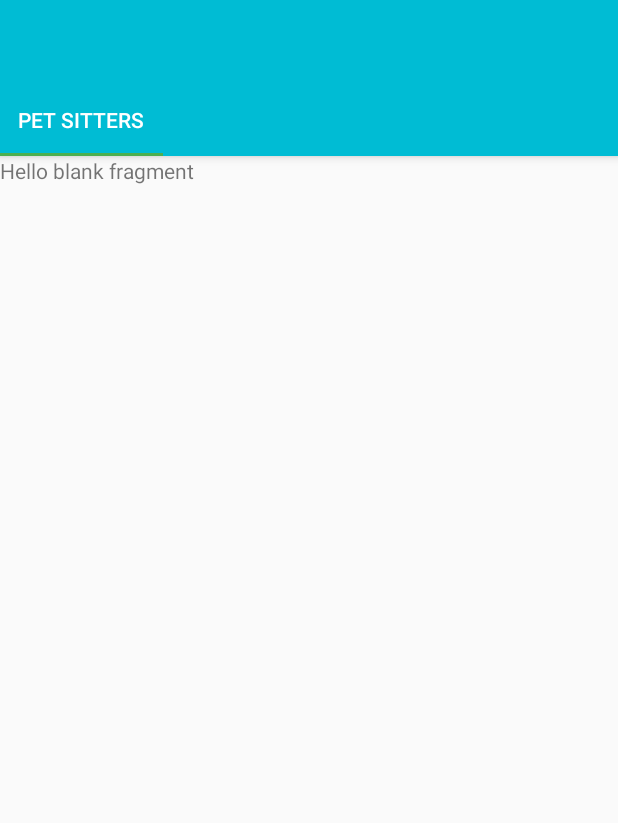
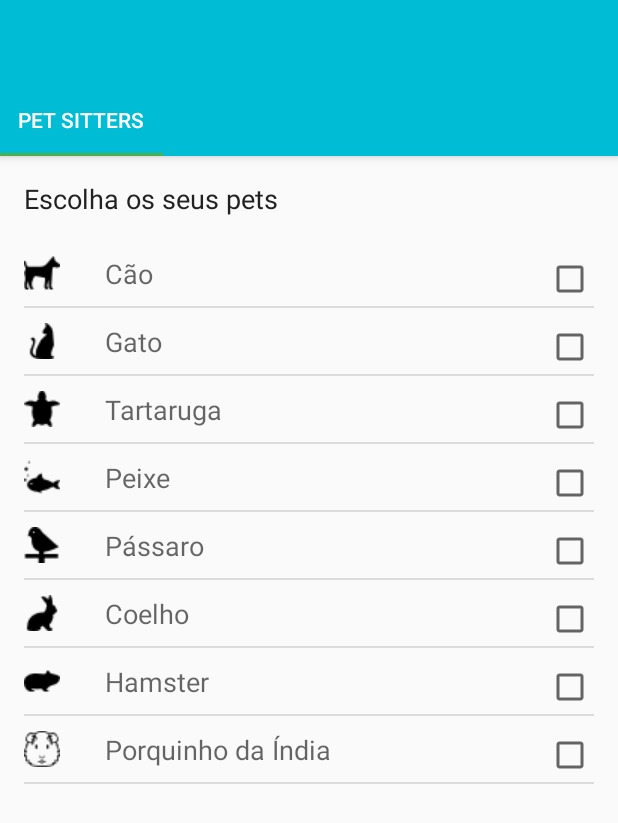
Before and after one commit to FihlaTV/PetSitter2, an Android app: the SittersFragment screen opened directly, with no data from a screen before it, on a phone screen of 412 x 824 dp. Shown: the top 823 px of the screen. Run offline under Robolectric (Android 15) with nearby library versions, the light colour scheme and no system bars; our stand-ins replace ButterKnife; libraries missing offline, so code that uses them is left out: io.realm; 6 statements that could not run were skipped.

Commit message:
Added items for RecyclerView search.

```diff
--- /dev/null
+++ b/app/src/main/java/com/zekisanmobile/petsitter2/adapter/AnimalAdapter.java
@@ -0,0 +1,77 @@
+package com.zekisanmobile.petsitter2.adapter;
+
+import android.content.Context;
+import android.support.v7.widget.RecyclerView;
+import android.view.LayoutInflater;
+import android.view.View;
+import android.view.ViewGroup;
+import android.widget.CheckBox;
+import android.widget.CompoundButton;
+import android.widget.ImageView;
+import android.widget.TextView;
+
+import com.zekisanmobile.petsitter2.R;
+import com.zekisanmobile.petsitter2.vo.SearchAnimalItem;
+
+import java.util.List;
+
+import butterknife.BindView;
+import butterknife.ButterKnife;
+
+public class AnimalAdapter extends RecyclerView.Adapter<AnimalAdapter.ViewHolder> {
+
+    private List<SearchAnimalItem> animals;
+
+    public AnimalAdapter(List<SearchAnimalItem> animals) {
+        this.animals = animals;
+    }
+
+    @Override
+    public ViewHolder onCreateViewHolder(ViewGroup parent, int viewType) {
+        View itemView = LayoutInflater.from(parent.getContext())
+                .inflate(R.layout.animal_for_search_row, parent, false);
+        return new ViewHolder(itemView);
+    }
+
+    @Override
+    public void onBindViewHolder(ViewHolder holder, final int position) {
+        SearchAnimalItem animal = animals.get(position);
+
+        Context context = holder.ivAnimalIcon.getContext();
+        int imageId = context.getResources()
+                .getIdentifier(animal.getIcon(), "drawable", context.getPackageName());
+
+        holder.ivAnimalIcon.setImageResource(imageId);
+        holder.tvAnimalName.setText(animal.getName());
+
+        holder.cbAnimal.setOnCheckedChangeListener(new CompoundButton.OnCheckedChangeListener() {
+            @Override
+            public void onCheckedChanged(CompoundButton buttonView, boolean isChecked) {
+                animals.get(position).setSelected(true);
+            }
+        });
+    }
+
+    @Override
+    public int getItemCount() {
+        return animals.size();
+    }
+
+    public class ViewHolder extends RecyclerView.ViewHolder {
+
+        @BindView(R.id.iv_animal_icon)
+        public ImageView ivAnimalIcon;
+
+        @BindView(R.id.tv_animal_name)
+        public TextView tvAnimalName;
+
+        @BindView(R.id.cb_animal)
+        public CheckBox cbAnimal;
+
+        public ViewHolder(View itemView) {
+            super(itemView);
+
+            ButterKnife.bind(this, itemView);
+        }
+    }
+}
--- a/app/src/main/java/com/zekisanmobile/petsitter2/fragment/SittersFragment.java
+++ b/app/src/main/java/com/zekisanmobile/petsitter2/fragment/SittersFragment.java
@@ -2,19 +2,65 @@ package com.zekisanmobile.petsitter2.fragment;
 
 import android.os.Bundle;
 import android.support.v4.app.Fragment;
+import android.support.v7.widget.LinearLayoutManager;
+import android.support.v7.widget.RecyclerView;
 import android.view.LayoutInflater;
 import android.view.View;
 import android.view.ViewGroup;
 
 import com.zekisanmobile.petsitter2.R;
+import com.zekisanmobile.petsitter2.adapter.AnimalAdapter;
+import com.zekisanmobile.petsitter2.util.DividerItemDecoration;
+import com.zekisanmobile.petsitter2.vo.SearchAnimalItem;
+
+import java.util.ArrayList;
+import java.util.List;
+
+import butterknife.BindView;
+import butterknife.ButterKnife;
 
 public class SittersFragment extends Fragment {
+
+    private AnimalAdapter adapter;
+    private List<SearchAnimalItem> animalItems;
+
+    @BindView(R.id.recycler_view)
+    RecyclerView recyclerView;
 
     public SittersFragment() {}
 
     @Override
     public View onCreateView(LayoutInflater inflater, ViewGroup container,
                              Bundle savedInstanceState) {
-        return inflater.inflate(R.layout.fragment_sitters, container, false);
+        View view = inflater.inflate(R.layout.fragment_sitters, container, false);
+        ButterKnife.bind(this, view);
+
+        prepareAnimalItemsList();
+        setupRecyclerView();
+
+        return view;
+    }
+
+    private void prepareAnimalItemsList() {
+        String[] animalIcons = this.getResources().getStringArray(R.array.animal_icons);
+        String[] animalNames = this.getResources().getStringArray(R.array.animal_names);
+        animalItems = new ArrayList<>();
+
+        for (int i = 0; i < animalNames.length; i++) {
+            SearchAnimalItem item = new SearchAnimalItem();
+            item.setIcon(animalIcons[i]);
+            item.setName(animalNames[i]);
+            animalItems.add(item);
+        }
+    }
+
+    private void setupRecyclerView() {
+        adapter = new AnimalAdapter(animalItems);
+        LinearLayoutManager linearLayoutManager = new LinearLayoutManager(getActivity());
+        linearLayoutManager.setOrientation(LinearLayoutManager.VERTICAL);
+        recyclerView.setLayoutManager(linearLayoutManager);
+        recyclerView.addItemDecoration(new DividerItemDecoration(this.getContext(),
+                LinearLayoutManager.VERTICAL));
+        recyclerView.setAdapter(adapter);
     }
 }
--- /dev/null
+++ b/app/src/main/java/com/zekisanmobile/petsitter2/util/DividerItemDecoration.java
@@ -0,0 +1,89 @@
+package com.zekisanmobile.petsitter2.util;
+
+import android.content.Context;
+import android.content.res.TypedArray;
+import android.graphics.Canvas;
+import android.graphics.Rect;
+import android.graphics.drawable.Drawable;
+import android.support.v7.widget.LinearLayoutManager;
+import android.support.v7.widget.RecyclerView;
+import android.view.View;
+
+public class DividerItemDecoration extends RecyclerView.ItemDecoration {
+
+    private static final int[] ATTRS = new int[]{
+            android.R.attr.listDivider
+    };
+
+    public static final int HORIZONTAL_LIST = LinearLayoutManager.HORIZONTAL;
+
+    public static final int VERTICAL_LIST = LinearLayoutManager.VERTICAL;
+
+    private Drawable mDivider;
+
+    private int mOrientation;
+
+    public DividerItemDecoration(Context context, int orientation) {
+        final TypedArray a = context.obtainStyledAttributes(ATTRS);
+        mDivider = a.getDrawable(0);
+        a.recycle();
+        setOrientation(orientation);
+    }
+
+    public void setOrientation(int orientation) {
+        if (orientation != HORIZONTAL_LIST && orientation != VERTICAL_LIST) {
+            throw new IllegalArgumentException("invalid orientation");
+        }
+        mOrientation = orientation;
+    }
+
+    @Override
+    public void onDrawOver(Canvas c, RecyclerView parent, RecyclerView.State state) {
+        if (mOrientation == VERTICAL_LIST) {
+            drawVertical(c, parent);
+        } else {
+            drawHorizontal(c, parent);
+        }
+    }
+
+    public void drawVertical(Canvas c, RecyclerView parent) {
+        final int left = parent.getPaddingLeft();
+        final int right = parent.getWidth() - parent.getPaddingRight();
+
+        final int childCount = parent.getChildCount();
+        for (int i = 0; i < childCount; i++) {
+            final View child = parent.getChildAt(i);
+            final RecyclerView.LayoutParams params = (RecyclerView.LayoutParams) child
+                    .getLayoutParams();
+            final int top = child.getBottom() + params.bottomMargin;
+            final int bottom = top + mDivider.getIntrinsicHeight();
+            mDivider.setBounds(left, top, right, bottom);
+            mDivider.draw(c);
+        }
+    }
+
+    public void drawHorizontal(Canvas c, RecyclerView parent) {
+        final int top = parent.getPaddingTop();
+        final int bottom = parent.getHeight() - parent.getPaddingBottom();
+
+        final int childCount = parent.getChildCount();
+        for (int i = 0; i < childCount; i++) {
+            final View child = parent.getChildAt(i);
+            final RecyclerView.LayoutParams params = (RecyclerView.LayoutParams) child
+                    .getLayoutParams();
+            final int left = child.getRight() + params.rightMargin;
+            final int right = left + mDivider.getIntrinsicHeight();
+            mDivider.setBounds(left, top, right, bottom);
+            mDivider.draw(c);
+        }
+    }
+
+    @Override
+    public void getItemOffsets(Rect outRect, View view, RecyclerView parent, RecyclerView.State state) {
+        if (mOrientation == VERTICAL_LIST) {
+            outRect.set(0, 0, 0, mDivider.getIntrinsicHeight());
+        } else {
+            outRect.set(0, 0, mDivider.getIntrinsicWidth(), 0);
+        }
+    }
+}
--- /dev/null
+++ b/app/src/main/java/com/zekisanmobile/petsitter2/vo/Animal.java
@@ -0,0 +1,26 @@
+package com.zekisanmobile.petsitter2.vo;
+
+import io.realm.RealmObject;
+
+public class Animal extends RealmObject {
+
+    String name;
+
+    String icon;
+
+    public String getName() {
+        return name;
+    }
+
+    public void setName(String name) {
+        this.name = name;
+    }
+
+    public String getIcon() {
+        return icon;
+    }
+
+    public void setIcon(String icon) {
+        this.icon = icon;
+    }
+}
--- /dev/null
+++ b/app/src/main/java/com/zekisanmobile/petsitter2/vo/SearchAnimalItem.java
@@ -0,0 +1,34 @@
+package com.zekisanmobile.petsitter2.vo;
+
+public class SearchAnimalItem {
+
+    String icon;
+
+    String name;
+
+    boolean selected;
+
+    public String getIcon() {
+        return icon;
+    }
+
+    public void setIcon(String icon) {
+        this.icon = icon;
+    }
+
+    public String getName() {
+        return name;
+    }
+
+    public void setName(String name) {
+        this.name = name;
+    }
+
+    public boolean isSelected() {
+        return selected;
+    }
+
+    public void setSelected(boolean selected) {
+        this.selected = selected;
+    }
+}
--- /dev/null
+++ b/app/src/main/res/layout/animal_for_search_row.xml
@@ -0,0 +1,38 @@
+<?xml version="1.0" encoding="utf-8"?>
+<RelativeLayout
+    xmlns:android="http://schemas.android.com/apk/res/android"
+    android:layout_width="wrap_content"
+    android:layout_height="wrap_content">
+
+    <ImageView
+        android:layout_width="wrap_content"
+        android:layout_height="wrap_content"
+        android:id="@+id/iv_animal_icon"
+        android:layout_alignParentTop="true"
+        android:layout_alignParentLeft="true"
+        android:layout_alignParentStart="true"
+        android:layout_gravity="center_vertical"
+        android:layout_marginTop="10dp"
+        android:layout_marginBottom="10dp"/>
+
+    <TextView
+        android:layout_width="wrap_content"
+        android:layout_height="wrap_content"
+        android:textAppearance="?android:attr/textAppearanceMedium"
+        android:text="Medium Text"
+        android:id="@+id/tv_animal_name"
+        android:layout_gravity="center_vertical"
+        android:layout_alignTop="@+id/iv_animal_icon"
+        android:layout_toRightOf="@+id/iv_animal_icon"
+        android:layout_toEndOf="@+id/iv_animal_icon"
+        android:layout_marginLeft="30dp" />
+
+    <CheckBox
+        android:layout_width="wrap_content"
+        android:layout_height="wrap_content"
+        android:id="@+id/cb_animal"
+        android:layout_gravity="center_vertical"
+        android:layout_alignTop="@+id/tv_animal_name"
+        android:layout_alignParentRight="true"
+        android:layout_alignParentEnd="true" />
+</RelativeLayout>
--- a/app/src/main/res/layout/fragment_sitters.xml
+++ b/app/src/main/res/layout/fragment_sitters.xml
@@ -1,13 +1,24 @@
-<FrameLayout xmlns:android="http://schemas.android.com/apk/res/android"
+<LinearLayout xmlns:android="http://schemas.android.com/apk/res/android"
     xmlns:tools="http://schemas.android.com/tools"
     android:layout_width="match_parent"
     android:layout_height="match_parent"
+    android:padding="@dimen/activity_horizontal_margin"
+    android:orientation="vertical"
     tools:context="com.zekisanmobile.petsitter2.fragment.SittersFragment">
 
-    <!-- TODO: Update blank fragment layout -->
     <TextView
+        android:layout_width="wrap_content"
+        android:layout_height="wrap_content"
+        android:text="@string/search_instruction"
+        android:textColor="@color/colorPrimaryText"
+        android:textAppearance="?android:attr/textAppearanceMedium"
+        />
+
+    <android.support.v7.widget.RecyclerView
+        android:id="@+id/recycler_view"
+        android:scrollbars="vertical"
         android:layout_width="match_parent"
-        android:layout_height="match_parent"
-        android:text="@string/hello_blank_fragment" />
+        android:layout_height="wrap_content"
+        android:layout_marginTop="15dp" />
 
-</FrameLayout>
+</LinearLayout>
--- a/app/src/main/res/values/strings.xml
+++ b/app/src/main/res/values/strings.xml
@@ -15,6 +15,32 @@
     <string name="gcm_sender_id">236314577065</string>
 
     <!-- Tabs Titles -->
-    <string name="hello_blank_fragment">Hello blank fragment</string>
     <string name="tabs.pet_sitters">Pet Sitters</string>
+
+    <!-- Sitters Fragment -->
+    <string name="search_instruction">Escolha os seus pets</string>
+
+    <!-- Search animal names -->
+    <string-array name="animal_names">
+        <item>Cão</item>
+        <item>Gato</item>
+        <item>Tartaruga</item>
+        <item>Peixe</item>
+        <item>Pássaro</item>
+        <item>Coelho</item>
+        <item>Hamster</item>
+        <item>Porquinho da Índia</item>
+    </string-array>
+
+    <!-- Search animal icons -->
+    <string-array name="animal_icons">
+        <item>dog</item>
+        <item>cat</item>
+        <item>turtle</item>
+        <item>fish</item>
+        <item>bird</item>
+        <item>rabbit</item>
+        <item>hamster</item>
+        <item>pig</item>
+    </string-array>
 </resources>
```
Also changed, not shown: app/src/main/res/drawable/bird.png (added), app/src/main/res/drawable/cat.png (added), app/src/main/res/drawable/dog.png (added), app/src/main/res/drawable/fish.png (added), app/src/main/res/drawable/hamster.png (added), app/src/main/res/drawable/pig.png (added), app/src/main/res/drawable/rabbit.png (added), app/src/main/res/drawable/turtle.png (added).
